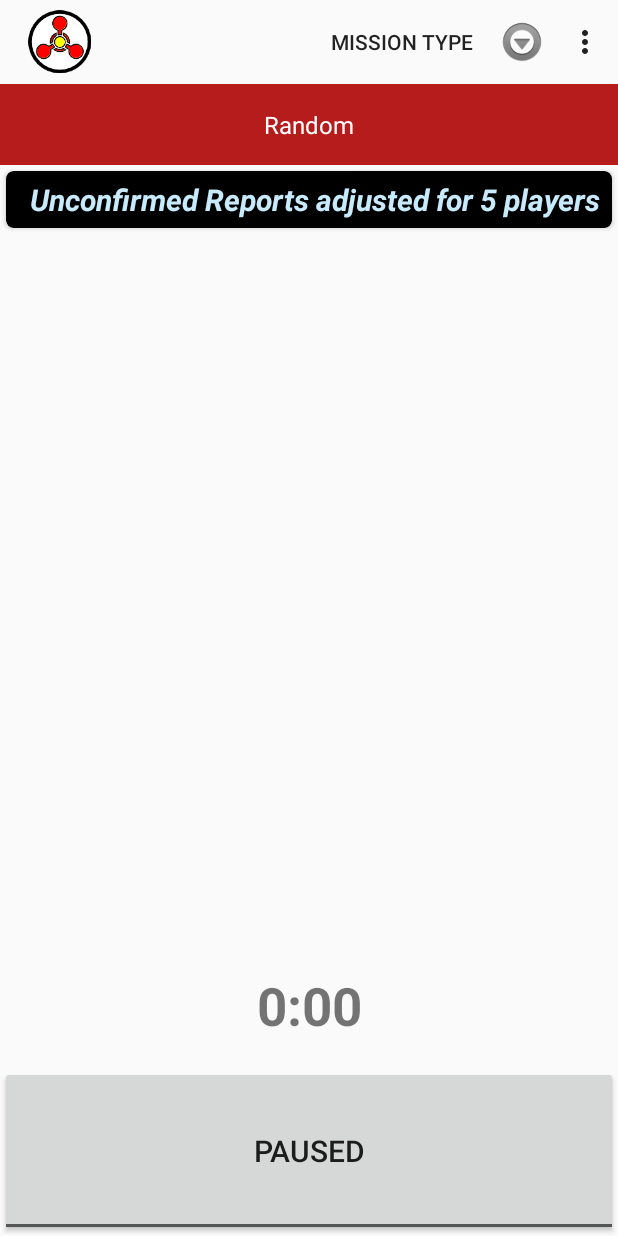
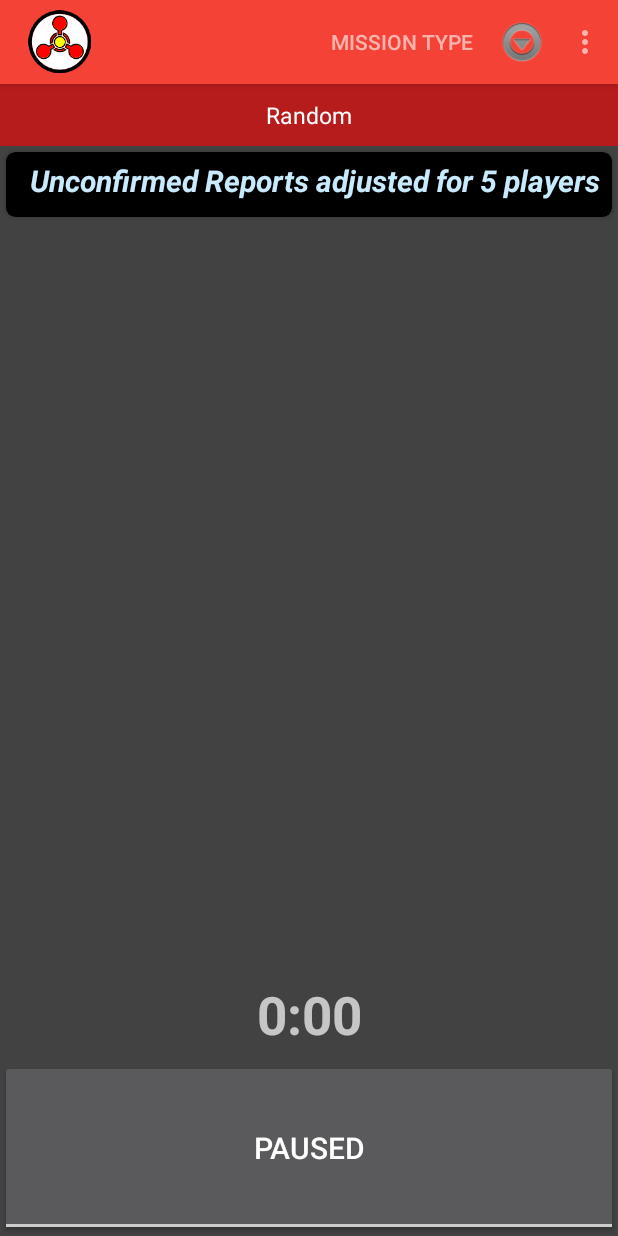
Before and after one commit to nibuen/SpaceAlertMissionGenerator, an Android app: the screen it shows after launch (MissionActivity), on a phone screen of 412 x 824 dp. Run offline under Robolectric (Android 15) with nearby library versions, the phone set to English and light mode, and no system bars; our stand-ins replace Timber.

Commit message:
#37 - Reverting back to constant theme

```diff
--- a/app/src/main/java/com/boarbeard/ui/MissionCardsAdapter.java
+++ b/app/src/main/java/com/boarbeard/ui/MissionCardsAdapter.java
@@ -38,11 +38,11 @@ public class MissionCardsAdapter extends RecyclerView.Adapter<MissionCardsAdapte
     public MissionCardsAdapter.ViewHolder onCreateViewHolder(ViewGroup parent,
                                                              int viewType) {
         // create a new view
-        CardView v = (CardView) LayoutInflater.from(parent.getContext())
+        CardView cardView = (CardView) LayoutInflater.from(parent.getContext())
                 .inflate(R.layout.mission_card_view, parent, false);
 
-        ViewHolder vh = new ViewHolder(v);
-        return vh;
+        ViewHolder viewHolder = new ViewHolder(cardView);
+        return viewHolder;
     }
 
     // Replace the contents of a view (invoked by the layout manager)
--- a/app/src/main/res/layout-v11/main.xml
+++ /dev/null
@@ -1,75 +0,0 @@
-<?xml version="1.0" encoding="utf-8"?>
-<LinearLayout xmlns:android="http://schemas.android.com/apk/res/android"
-    android:layout_width="fill_parent"
-    android:layout_height="fill_parent"
-    android:baselineAligned="false"
-    android:orientation="vertical">
-
-    <LinearLayout
-        android:layout_height="wrap_content"
-        android:layout_width="fill_parent"
-        android:id="@+id/linearLayout1"
-        android:layout_weight=".05"
-        android:background="@color/mission_name_background_color">
-
-        <TextView
-            android:textSize="16sp"
-            android:textColor="@color/white_color"
-            android:text="Mission Type"
-            android:layout_width="fill_parent"
-            android:layout_height="fill_parent"
-            android:id="@+id/mission_type_text_view"
-            android:scrollbars="vertical"
-            android:gravity="center" />
-    </LinearLayout>
-
-    <LinearLayout
-        android:id="@+id/linearLayout2"
-        android:layout_width="fill_parent"
-        android:layout_height="0px"
-        android:layout_weight=".80"
-        android:gravity="center">
-
-        <androidx.recyclerview.widget.RecyclerView
-            android:id="@+id/mission_cards_recycler_view"
-            android:scrollbars="vertical"
-            android:layout_width="match_parent"
-            android:layout_height="match_parent" />
-    </LinearLayout>
-
-    <LinearLayout
-        android:id="@+id/linearLayout3"
-        android:layout_width="fill_parent"
-        android:layout_height="wrap_content"
-        android:layout_weight=".05"
-        android:elevation="10dp"
-        android:backgroundTint="@color/material_red_500">
-
-        <TextView
-            android:id="@+id/missionClockTextView"
-            android:layout_width="fill_parent"
-            android:layout_height="fill_parent"
-            android:gravity="center"
-            android:scrollbars="vertical"
-            android:text="0:00"
-            android:textStyle="bold"
-            android:textSize="35sp" />
-    </LinearLayout>
-
-    <LinearLayout
-        android:id="@+id/linearLayout4"
-        android:layout_width="fill_parent"
-        android:layout_height="wrap_content"
-        android:layout_weight=".1">
-
-        <ToggleButton
-            android:id="@+id/togglePlayMission"
-            android:layout_width="fill_parent"
-            android:layout_height="fill_parent"
-            android:text="ToggleButton"
-            android:textOff="@string/button_paused"
-            android:textOn="@string/button_playing"
-            android:textSize="20sp" />
-    </LinearLayout>
-
-</LinearLayout>
--- a/app/src/main/res/layout/main.xml
+++ b/app/src/main/res/layout/main.xml
@@ -1,5 +1,6 @@
 <?xml version="1.0" encoding="utf-8"?>
 <LinearLayout xmlns:android="http://schemas.android.com/apk/res/android"
+    xmlns:tools="http://schemas.android.com/tools"
     android:layout_width="fill_parent"
     android:layout_height="fill_parent"
     android:baselineAligned="false"
@@ -9,13 +10,13 @@
         android:layout_height="wrap_content"
         android:layout_width="fill_parent"
         android:id="@+id/linearLayout1"
-        android:layout_weight=".05"
+        android:layout_weight=".03"
         android:background="@color/mission_name_background_color">
 
         <TextView
-            android:textSize="16sp"
+            android:textSize="15sp"
             android:textColor="@color/white_color"
-            android:text="Mission Type"
+            tools:text="Mission Type"
             android:layout_width="fill_parent"
             android:layout_height="fill_parent"
             android:id="@+id/mission_type_text_view"
@@ -41,7 +42,7 @@
         android:id="@+id/linearLayout3"
         android:layout_width="fill_parent"
         android:layout_height="wrap_content"
-        android:layout_weight=".05"
+        android:layout_weight=".02"
         android:elevation="10dp"
         android:backgroundTint="@color/material_red_500">
 
@@ -51,7 +52,7 @@
             android:layout_height="fill_parent"
             android:gravity="center"
             android:scrollbars="vertical"
-            android:text="0:00"
+            tools:text="0:00"
             android:textStyle="bold"
             android:textSize="35sp" />
     </LinearLayout>
@@ -62,11 +63,11 @@
         android:layout_height="wrap_content"
         android:layout_weight=".1">
 
-        <com.google.android.material.button.MaterialButton
+        <ToggleButton
             android:id="@+id/togglePlayMission"
             android:layout_width="fill_parent"
             android:layout_height="fill_parent"
-            android:text="ToggleButton"
+            tools:text="ToggleButton"
             android:textOff="@string/button_paused"
             android:textOn="@string/button_playing"
             android:textSize="20sp" />
--- a/app/src/main/res/layout/mission_card_view.xml
+++ b/app/src/main/res/layout/mission_card_view.xml
@@ -2,14 +2,15 @@
 
 <androidx.cardview.widget.CardView xmlns:android="http://schemas.android.com/apk/res/android"
     xmlns:card_view="http://schemas.android.com/apk/res-auto"
+    xmlns:tools="http://schemas.android.com/tools"
     android:id="@+id/card_view"
-    android:layout_gravity="center"
     android:layout_width="fill_parent"
     android:layout_height="wrap_content"
+    android:layout_gravity="center"
+    android:layout_margin="4dp"
     android:elevation="10dp"
-    android:layout_margin="4dp"
-    card_view:cardCornerRadius="5dp"
-    card_view:cardBackgroundColor="@color/mission_card_background_color">
+    card_view:cardBackgroundColor="@color/black_color"
+    card_view:cardCornerRadius="6dp">
 
     <LinearLayout
         android:layout_width="wrap_content"
@@ -18,19 +19,24 @@
 
         <TextView
             android:id="@+id/clockTextView"
+            android:textColor="@color/primary_text_color"
+            android:textAlignment="center"
             android:layout_width="wrap_content"
-            android:layout_height="wrap_content"
+            android:layout_height="match_parent"
             android:gravity="center"
             android:padding="5dp"
-            android:textSize="20sp" />
+            android:textSize="20sp"
+            tools:text="0:00"/>
 
         <TextView
             android:id="@+id/missionTextView"
+            android:textColor="@color/primary_text_color"
             android:layout_width="wrap_content"
-            android:layout_height="wrap_content"
+            android:layout_height="match_parent"
+            android:layout_margin="5dp"
             android:gravity="start"
-            android:padding="5dp"
-            android:textSize="20sp" />
+            android:textSize="20sp"
+            tools:text="Enemy activity detected. Please begin 1st Phase." />
 
     </LinearLayout>
 </androidx.cardview.widget.CardView>
--- a/app/src/main/res/values-night/colors.xml
+++ b/app/src/main/res/values-night/colors.xml
@@ -1,5 +1,5 @@
 <?xml version="1.0" encoding="utf-8"?>
 <resources>
-    <color name="mission_name_background_color">@color/black_color</color>
-    <color name="mission_card_background_color">@color/black_color</color>
+    <color name="primary_text_color">@color/white_color</color>
+    <color name="mission_name_background_color">@color/material_red_900</color>
 </resources>
--- a/app/src/main/res/values/attrs.xml
+++ b/app/src/main/res/values/attrs.xml
@@ -1,6 +1,6 @@
 <?xml version="1.0" encoding="utf-8"?>
 <resources>
-    <declare-styleable name="com.boarbeard.widget.SeekBarPreferenc">
+    <declare-styleable name="com.boarbeard.widget.SeekBarPreference">
         <attr name="minValue" format="integer" />
         <attr name="maxValue" format="integer" />
         <attr name="seekBarLineSpacing" format="integer" />
--- a/app/src/main/res/values/colors.xml
+++ b/app/src/main/res/values/colors.xml
@@ -6,8 +6,11 @@
     <color name="material_red_500">#F44336</color>
     <color name="material_red_900">#B71C1C</color>
     <color name="material_color_100">#BDBDBD</color>
+    <color name="material_color_grey_900">#424242</color>
 
-    <color name="mission_name_color">@color/white_color</color>
+    <color name="secondary_color">@color/material_red_500</color>
+    <color name="primary_surface_color">@color/material_color_grey_900</color>
+    <color name="primary_text_color">@color/white_color</color>
     <color name="mission_name_background_color">@color/material_red_900</color>
     <color name="mission_card_background_color">@color/black_color</color>
 </resources>
--- a/app/src/main/res/values/style.xml
+++ b/app/src/main/res/values/style.xml
@@ -1,12 +1,20 @@
 <?xml version="1.0" encoding="utf-8"?>
 <resources>
-    <style name="SpaceAlertTheme" parent="Theme.AppCompat.DayNight">
+    <style name="SpaceAlertTheme" parent="Theme.MaterialComponents">
         <!-- Main theme colors -->
-        <item name="android:colorPrimaryDark">@color/material_red_500</item>
+        <item name="colorPrimary">@color/material_red_500</item>
+        <item name="colorPrimaryVariant">@color/material_red_900</item>
+        <item name="colorSecondary">@color/secondary_color</item>
+        <item name="colorPrimaryDark">@color/material_red_500</item>
+        <item name="colorSurface">@color/black_color</item>
+
+        <item name="android:actionMenuTextColor">@color/white_color</item>
+        <item name="android:colorBackground">@color/primary_surface_color</item>
+
         <item name="actionBarStyle">@style/Widget.Styled.ActionBar</item>
     </style>
 
-    <style name="Widget.Styled.ActionBar" parent="Widget.AppCompat.Light.ActionBar">
+    <style name="Widget.Styled.ActionBar" parent="Widget.MaterialComponents.ActionBar.Primary">
         <item name="logo">@drawable/space_alert_logo</item>
         <item name="android:displayOptions">showHome|useLogo</item>
         <item name="displayOptions">showHome|useLogo</item>
```
Also changed, not shown: app/src/main/res/drawable-hdpi/knob.png (deleted).
